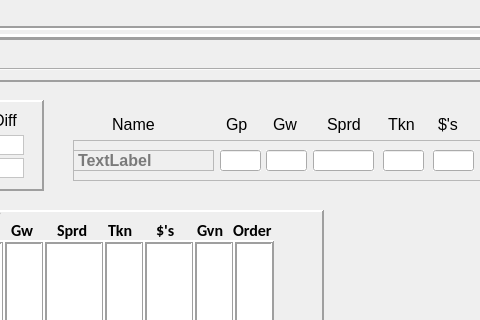
Old version of the form CribbageQt/UI/CribbageQt.ui in the repository mwycombe/CribbageQt; both pictures show x 529 to 1009 and y 181 to 501 of the 1156 by 915 pixel window.
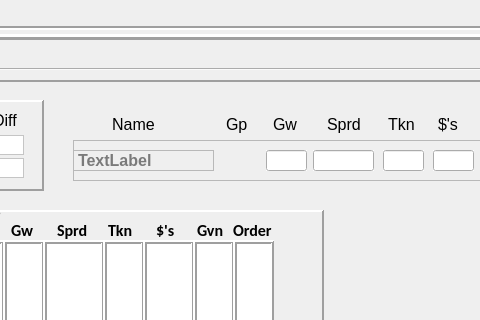
New version of the form.

Commit message: new ui_CribbageQt.py generated by QtDesigner

What changed in the file:
```diff
--- a/CribbageQt/UI/CribbageQt.ui
+++ b/CribbageQt/UI/CribbageQt.ui
@@ -1991,25 +1991,6 @@
           <bool>true</bool>
          </property>
         </widget>
-        <widget class="QLineEdit" name="le_resultLinePlayerGp">
-         <property name="geometry">
-          <rect>
-           <x>147</x>
-           <y>10</y>
-           <width>41</width>
-           <height>21</height>
-          </rect>
-         </property>
-         <property name="mouseTracking">
-          <bool>false</bool>
-         </property>
-         <property name="acceptDrops">
-          <bool>false</bool>
-         </property>
-         <property name="autoFillBackground">
-          <bool>true</bool>
-         </property>
-        </widget>
         <widget class="QLineEdit" name="le_resultLinePlayerCash">
          <property name="geometry">
           <rect>
```
Left out of the diff: 1 changed line with no effect on the pictures. The commit also changes 9 other files.
